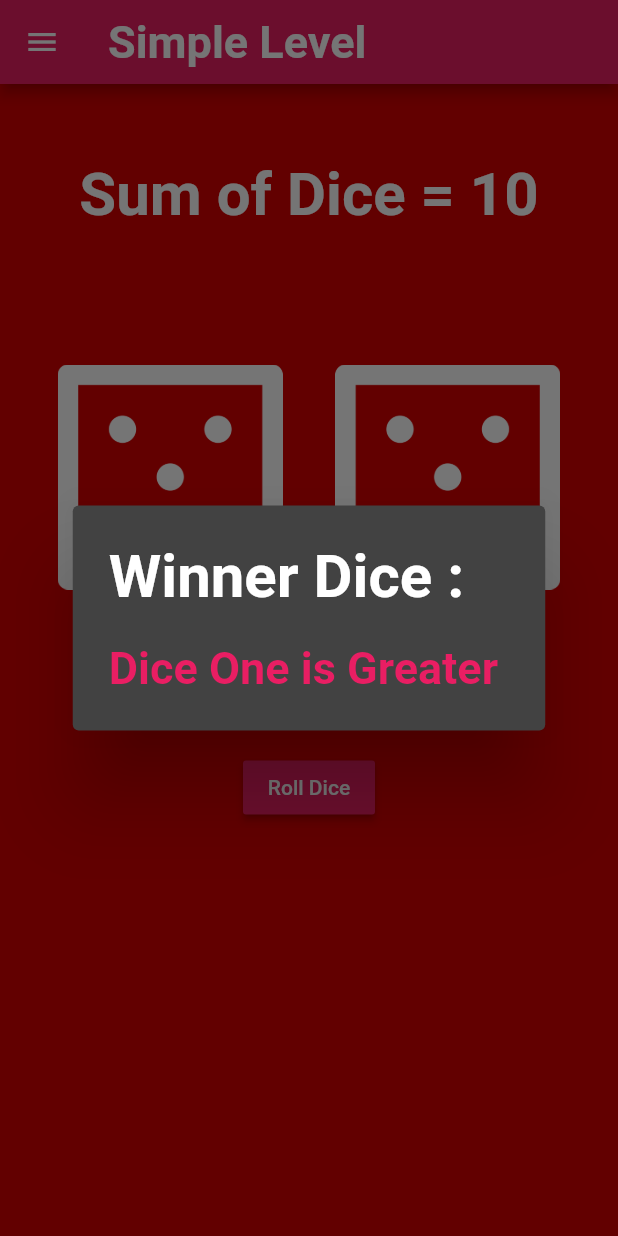
After one commit to gohardhuddi/Sp17_BCS_019, a Flutter app: the Dicepage screen opened directly, after a tap on "Check Winner Dice", on a phone screen of 412 x 824 dp. The commit adds this screen. Run offline on Flutter 3.47's test engine with Material 2 defaults, Android fonts, the phone set to English and light mode, and no system bars.

Commit message:
Two dices that roll. You can check winer dice anytime. SimpleMode Completed

```diff
--- a/lib/homepage.dart
+++ b/lib/homepage.dart
@@ -1,4 +1,5 @@
 import 'package:flutter/material.dart';
+import 'simplemode.dart';
 
 class homepage extends StatefulWidget {
   @override
@@ -17,6 +18,13 @@ class _homepageState extends State<homepage> {
               mainAxisAlignment: MainAxisAlignment.center,
               children: [
                 RaisedButton(
+                  color: Colors.pink,
+                  onPressed: () {
+                    Navigator.push(
+                      context,
+                      MaterialPageRoute(builder: (context) => Dicepage()),
+                    );
+                  },
                   child: Text(
                     "Simple Mode",
                     style: TextStyle(
--- /dev/null
+++ b/lib/simplemode.dart
@@ -0,0 +1,284 @@
+import 'dart:io';
+
+import 'package:flutter/cupertino.dart';
+import 'package:flutter/material.dart';
+import 'dart:math';
+import 'homepage.dart';
+
+import 'package:flutter/services.dart';
+
+void main() {
+  runApp(simplemode());
+}
+
+class simplemode extends StatelessWidget {
+  @override
+  Widget build(BuildContext context) {
+    return MaterialApp(
+      debugShowCheckedModeBanner: false,
+      home: SafeArea(
+        child: Scaffold(
+          backgroundColor: Colors.red[700],
+          appBar: AppBar(
+            shadowColor: Colors.pink,
+            backgroundColor: Colors.redAccent[700],
+            centerTitle: true,
+            title: Text(
+              'Dice Role',
+              style: TextStyle(
+                fontWeight: FontWeight.bold,
+                fontSize: 40,
+              ),
+            ),
+          ),
+          body: Dicepage(),
+        ),
+      ),
+    );
+  }
+}
+
+class Dicepage extends StatefulWidget {
+  @override
+  _DicepageState createState() => _DicepageState();
+}
+
+class _DicepageState extends State<Dicepage> {
+  // var leftdice = 4;
+  // var rightdice = 5;
+  // int counter = 0;
+  // var highscore = 0;
+  // highscor() {
+  //   highscore = counter;
+  // }
+  //
+  // resetcounter() {
+  //   counter = 0;
+  //   print('res');
+  //   print(counter);
+  // }
+  //
+  // void incrementCounter() {
+  //   counter=counter+;
+  //   print('inc');
+  //   print(counter);
+  //   if (counter > highscore) {
+  //     highscor();
+  //   }
+  // }
+  //
+  // showAlertDialog(BuildContext context) {
+  //   // set up the buttons
+  //   // Widget cancelButton = FlatButton(
+  //   //   child: Text("Cancel"),
+  //   //   onPressed: () {
+  //   //     // SystemChannels.navigation.;
+  //   //     exit(0);
+  //   //   },
+  //   // );
+  //   Widget continueButton = FlatButton(
+  //     child: Text("Continue"),
+  //     onPressed: () {
+  //       Navigator.pop(context, true);
+  //     },
+  //   );
+  //
+  //   // set up the AlertDialog
+  //   AlertDialog alert = AlertDialog(
+  //     title: Text("Game Over"),
+  //     content: Text("Would you like to continue Playing"),
+  //     actions: [
+  //       //cancelButton,
+  //       continueButton,
+  //     ],
+  //   );
+  //
+  //   // show the dialog
+  //   showDialog(
+  //     context: context,
+  //     builder: (BuildContext context) {
+  //       return alert;
+  //     },
+  //   );
+  // }
+
+  // void Diceface() {
+  //   setState(() {
+  //     leftdice = Random().nextInt(6) + 1;
+  //     print(rightdice);
+  //     print(leftdice);
+  //     if (rightdice == leftdice) {
+  //       resetcounter();
+  //       showAlertDialog(context);
+  //     }
+  //   });
+  // }
+
+  // void Dicefaceright() {
+  //   setState(() {
+  //     rightdice = Random().nextInt(6) + 1;
+  //     print(rightdice);
+  //     print(leftdice);
+  //     if (rightdice == leftdice) {
+  //       resetcounter();
+  //       showAlertDialog(context);
+  //     }
+  //   });
+  // }
+
+  //we have to decl veriale in side state<Disecpage> to work
+  var imageArray = [
+    'dice1.png',
+    'dice2.png',
+    'dice3.png',
+    'dice4.png',
+    'dice5.png',
+    'dice6.png'
+  ];
+//var random = new Random();
+  int randomIntForDiceOne = Random().nextInt(6);
+  int randomIntForDiceTwo = Random().nextInt(6);
+
+  @override
+  Widget build(BuildContext context) {
+    return Scaffold(
+        backgroundColor: Colors.redAccent[700],
+        appBar: AppBar(
+          backgroundColor: Colors.pink,
+          title: Text(
+            'Simple Level',
+            style: TextStyle(
+                color: Colors.white,
+                fontWeight: FontWeight.bold,
+                fontSize: 30.0),
+          ),
+        ),
+        drawer: Drawer(
+            // child: MainDrawer(),
+            ),
+        body: Padding(
+          padding: const EdgeInsets.fromLTRB(21, 50, 21, 50),
+          child: Column(
+            children: <Widget>[
+              Padding(
+                padding: const EdgeInsets.only(bottom: 60),
+                child: Text(
+                  'Sum of Dice = ' +
+                      (randomIntForDiceOne + randomIntForDiceTwo + 2)
+                          .toString(),
+                  style: TextStyle(
+                    fontSize: 40,
+                    fontWeight: FontWeight.bold,
+                    color: Colors.white,
+                  ),
+                ),
+              ),
+
+              SizedBox(
+                height: 30.0,
+              ),
+              Row(
+                mainAxisAlignment: MainAxisAlignment.spaceAround,
+                children: <Widget>[
+                  Image.asset(
+                    'images/' + imageArray[randomIntForDiceOne],
+                    height: 150,
+                    width: 150,
+                  ),
+                  Image.asset(
+                    'images/' + imageArray[randomIntForDiceTwo],
+                    height: 150,
+                    width: 150,
+                  ),
+                ],
+              ),
+
+              Padding(
+                padding: const EdgeInsets.only(top: 30),
+                child: RaisedButton(
+                  color: Colors.pink,
+                  child: Text('Check Winner Dice'),
+                  onPressed: () {
+                    showAlertDialog(context);
+                  },
+                ),
+              ),
+
+              Padding(
+                padding: const EdgeInsets.only(top: 30),
+                child: RaisedButton(
+                  color: Colors.pink,
+                  onPressed: changeImage,
+                  child: Text('Roll Dice'),
+                ),
+              ),
+              // Padding(
+              //   padding: const EdgeInsets.only(top: 10),
+              //   //child: RaisedButton(onPressed: MainMenu,
+              //     child: Text('Exit Game'),
+              //   ),
+              // ),
+              //
+              // Padding(
+              //   padding: const EdgeInsets.only(top: 10),
+              //   child: RaisedButton(onPressed: HomeScreen,
+              //     child: Text('Go Home'),
+              //   ),
+              // ),
+            ],
+          ),
+        ));
+  }
+
+  void changeImage() {
+    setState(() {
+      randomIntForDiceOne = Random().nextInt(6);
+      randomIntForDiceTwo = Random().nextInt(6);
+    });
+  }
+
+  showAlertDialog(BuildContext context) {
+    if (randomIntForDiceOne >= randomIntForDiceTwo) {
+      AlertDialog alert = AlertDialog(
+        title: Text(
+          "Winner Dice :",
+          style: TextStyle(
+              fontSize: 40.0, fontWeight: FontWeight.bold, color: Colors.white),
+        ),
+        content: Text(
+          "Dice One is Greater ",
+          style: TextStyle(
+              fontWeight: FontWeight.bold, fontSize: 30.0, color: Colors.pink),
+        ),
+      );
+
+      showDialog(
+        context: context,
+        builder: (BuildContext context) {
+          return alert;
+        },
+      );
+    }
+    if (randomIntForDiceOne < randomIntForDiceTwo) {
+      AlertDialog alert = AlertDialog(
+        title: Text(
+          "Winner Dice :",
+          style: TextStyle(
+              fontSize: 40.0, fontWeight: FontWeight.bold, color: Colors.white),
+        ),
+        content: Text(
+          "Dice Two is Greater ",
+          style: TextStyle(
+              fontWeight: FontWeight.bold, fontSize: 30.0, color: Colors.pink),
+        ),
+      );
+
+      showDialog(
+        context: context,
+        builder: (BuildContext context) {
+          return alert;
+        },
+      );
+    }
+  }
+}
--- a/pubspec.yaml
+++ b/pubspec.yaml
@@ -46,7 +46,7 @@ flutter:
 
   # To add assets to your application, add an assets section, like this:
   assets:
-   - images/profileimage.jpg
+   - images/
   #   - images/a_dot_ham.jpeg
 
   # An image asset can refer to one or more resolution-specific "variants", see
```
Also changed, not shown: images/dice1.png (added), images/dice2.png (added), images/dice3.png (added), images/dice4.png (added), images/dice5.png (added), images/dice6.png (added).
